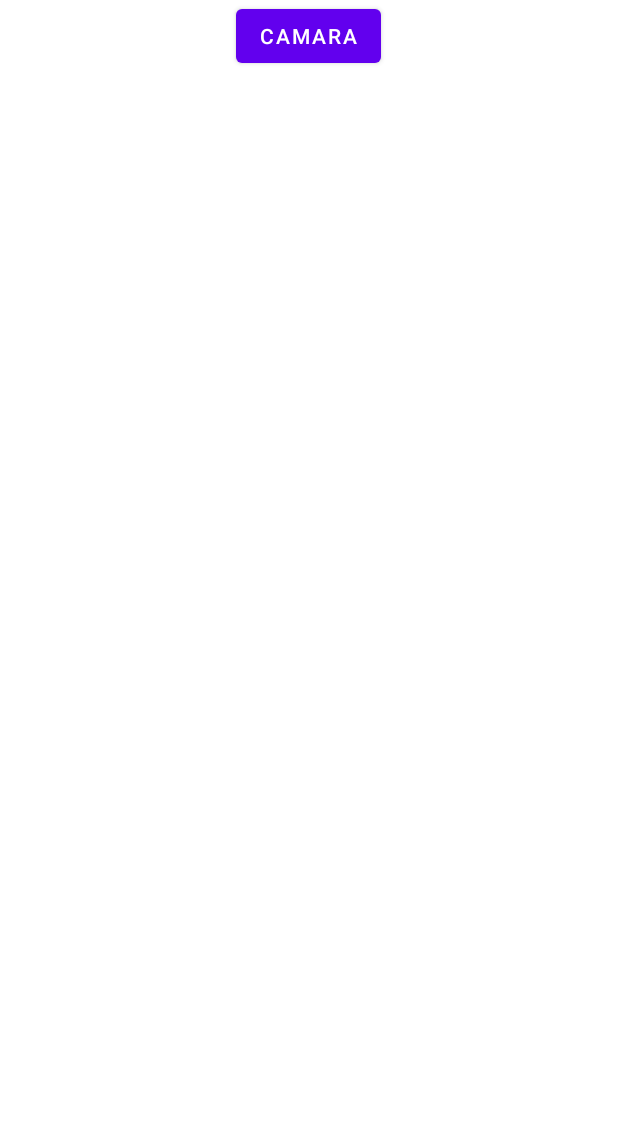
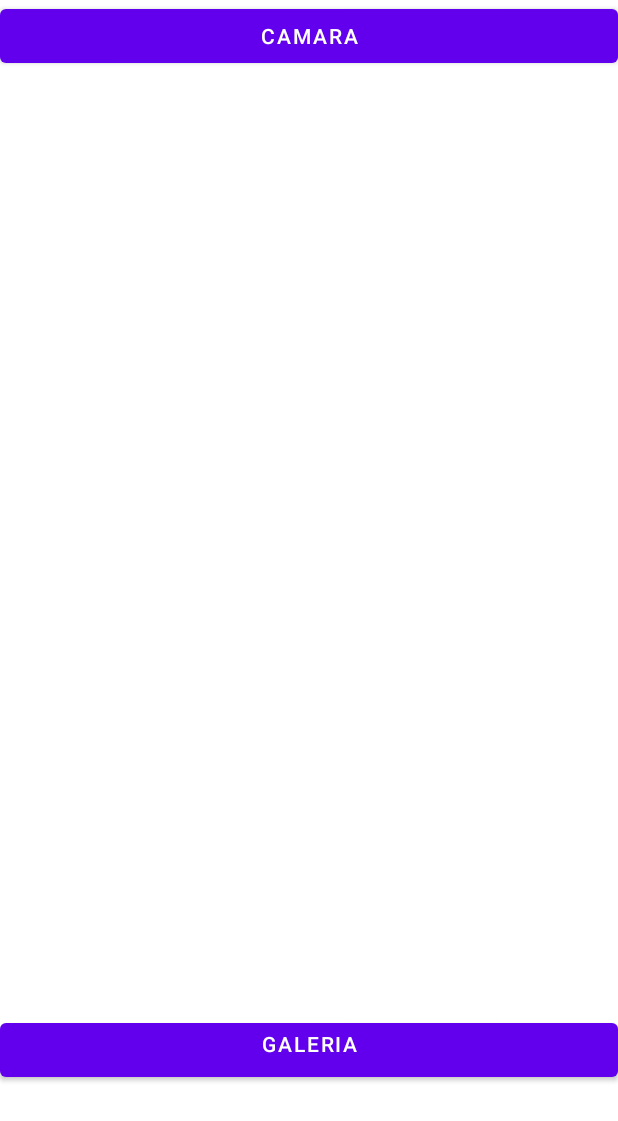
Before and after one commit to SebastianMer/Computer-Vision, an Android app: the layout activity_main.xml on its own in the app's theme, with its tools: preview values and no code run, on a phone screen of 412 x 824 dp. Shown: the top 1121 px of the screen. Run offline under Robolectric (Android 15) with nearby library versions, the phone set to English and light mode, and no system bars.

Commit message:
cambio 1 : abre galeria y toma foto (no guarda fotos tomadas)

```diff
--- a/app/src/main/res/layout/activity_main.xml
+++ b/app/src/main/res/layout/activity_main.xml
@@ -10,9 +10,8 @@
 
     <Button
         android:id="@+id/btnCamara"
-        android:layout_width="wrap_content"
+        android:layout_width="match_parent"
         android:layout_height="wrap_content"
-        android:layout_gravity="center_horizontal"
         android:text="@string/btnCamara"
         tools:layout_editor_absoluteX="151dp"
         tools:layout_editor_absoluteY="16dp" />
@@ -20,7 +19,15 @@
     <ImageView
         android:id="@+id/imageView"
         android:layout_width="match_parent"
-        android:layout_height="match_parent"
-         />
+        android:layout_height="628dp" />
+
+    <Button
+        android:id="@+id/btnGaleria"
+        android:layout_width="match_parent"
+        android:layout_height="wrap_content"
+        android:layout_gravity="center_horizontal"
+        android:onClick="onclick"
+        android:gravity="center_horizontal"
+        android:text="@string/btnGaleria" />
 
 </LinearLayout>
--- a/app/src/main/res/values/strings.xml
+++ b/app/src/main/res/values/strings.xml
@@ -1,4 +1,5 @@
 <resources>
     <string name="app_name">parcial1</string>
     <string name="btnCamara">Camara</string>
+    <string name="btnGaleria">Galeria</string>
 </resources>
```
Also changed, not shown: app/src/main/java/com/CubidesyMerchan/parcial1/MainActivity.java (+15 -3 lines).
